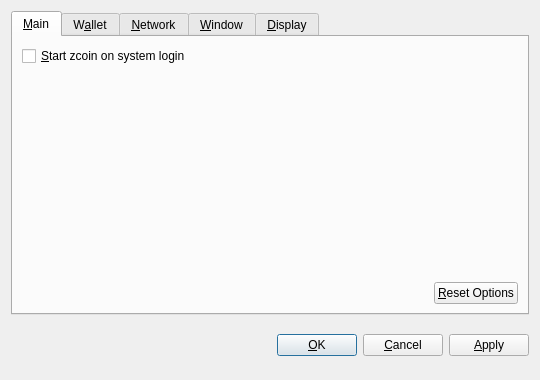
firoorg/firo, file src/qt/forms/optionsdialog.ui: the form before one commit.
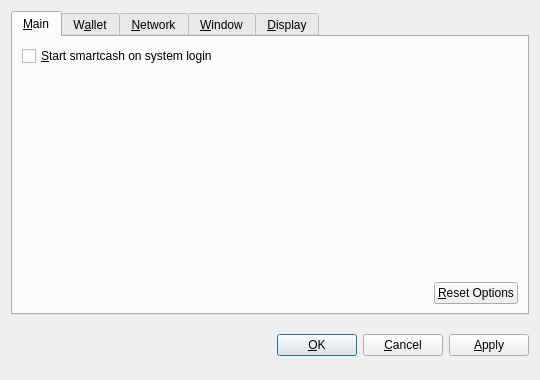
The form after the commit. Custom widgets are drawn as their Qt base class.

What changed in the file:
```diff
--- a/src/qt/forms/optionsdialog.ui
+++ b/src/qt/forms/optionsdialog.ui
@@ -36,7 +36,7 @@
           <string>Automatically start zcoin after logging in to the system.</string>
          </property>
          <property name="text">
-          <string>&amp;Start zcoin on system login</string>
+          <string>&amp;Start smartcash on system login</string>
          </property>
         </widget>
        </item>
```
Left out of the diff: 10 changed lines with no effect on the pictures.
